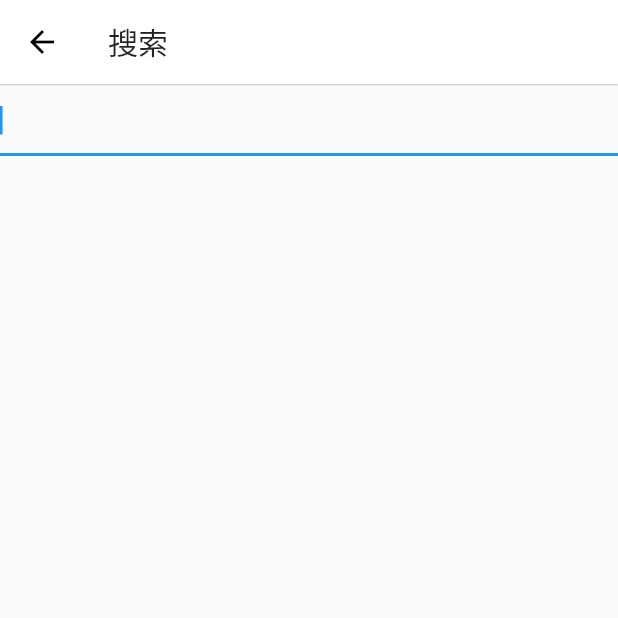
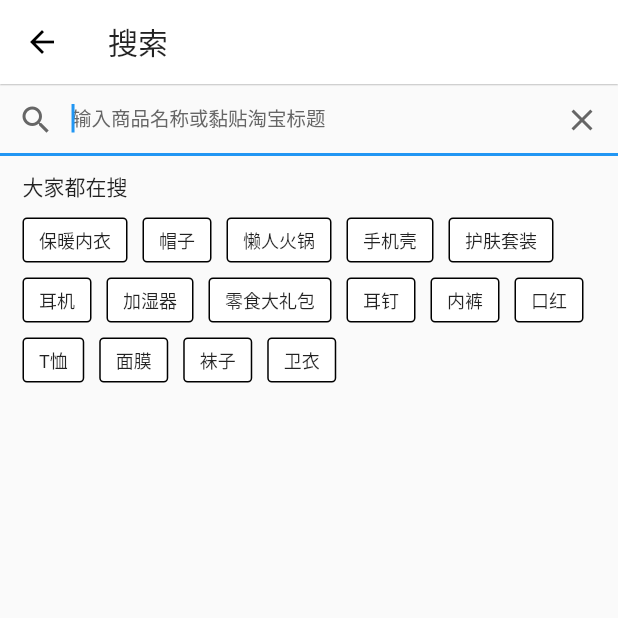
Before and after one commit to robinvanPersie/FlutterAndroid-mixing, a Flutter app: the SearchPage screen opened directly, on a phone screen of 412 x 824 dp, the top half of it. Run offline on Flutter 3.47's test engine with Material 2 defaults, Android fonts, the light colour scheme and no system bars; our stand-ins replace dio, flutter_swiper, sqflite, synchronized; accounts and stored records are empty; network calls fail.

Commit message:
searching page

```diff
--- a/flutter_merge/lib/tqx/ui/search_page.dart
+++ b/flutter_merge/lib/tqx/ui/search_page.dart
@@ -1,4 +1,5 @@
 import 'package:flutter/material.dart';
+import 'package:flutter_merge/tqx/common/colors.dart';
 
 import 'package:flutter_merge/tqx/widget/customize_scaffold.dart';
 
@@ -7,17 +8,78 @@ class SearchPage extends StatefulWidget {
   _SearchPageState createState() => new _SearchPageState();
 }
 
+var searchTags = ['保暖内衣', '帽子', '懒人火锅', '手机壳', '护肤套装', '耳机',
+'加湿器', '零食大礼包', '耳钉', '内裤', '口红', 'T恤', '面膜', '袜子', '卫衣'];
+
 class _SearchPageState extends State<SearchPage> {
+
+  List<Widget> tags = List();
+  String key;
+
+  @override
+  void initState() {
+    super.initState();
+    searchTags.map((tag) {
+      GestureDetector g = GestureDetector(
+        onTap: (){
+          print(tag);
+        },
+        child: Container(
+          padding: EdgeInsets.fromLTRB(10.0, 5.0, 10.0, 5.0),
+          margin: EdgeInsets.only(bottom: 10.0),
+          decoration: BoxDecoration(
+            color: Colors.white,
+            border: Border.all(color: Colors.black),
+            borderRadius: BorderRadius.all(Radius.circular(3.0),),
+          ),
+          child: Text(tag, style: TextStyle(fontSize: 12.0),),
+        ),
+      );
+      tags.add(g);
+    }).toList();
+  }
+
   @override
   Widget build(BuildContext context) {
+    TextEditingController _controller = TextEditingController();
     return CustomizeScaffold(
       title: '搜索',
       body: Column(
         crossAxisAlignment: CrossAxisAlignment.start,
         children: <Widget>[
-          TextField(
+          // 改变底部横线颜色
+          Theme(
+            data: ThemeData(primaryColor: Colors.grey, hintColor: Colors.grey),
+            child: TextField(
+              controller: _controller,
               autofocus: true,
               textInputAction: TextInputAction.search,
+              decoration: InputDecoration(
+                prefixIcon: Icon(Icons.search, color: Colorful.TEXT_GREY,),
+                suffixIcon: IconButton(
+                  onPressed: () {
+                    _controller.clear();
+                  },
+                  icon: Icon(Icons.clear, color: Colorful.TEXT_GREY,),
+                ),
+                border: UnderlineInputBorder(),
+//              fillColor: Colors.grey,
+                contentPadding: EdgeInsets.all(13.0),
+                hintText: '输入商品名称或黏贴淘宝标题',
+                hintStyle: TextStyle(fontSize: 13.0, color: Colorful.TEXT_GREY),
+              ),
+            ),
+          ),
+          Container(
+            margin: EdgeInsets.only(left: 15.0, top: 10.0),
+            child: Text('大家都在搜'),
+          ),
+          Container(
+            margin: EdgeInsets.fromLTRB(15.0, 10.0, 10.0, 0.0),
+            child: Wrap(
+              children: tags,
+              spacing: 10.0,
+            ),
           ),
         ],
       ),
```
